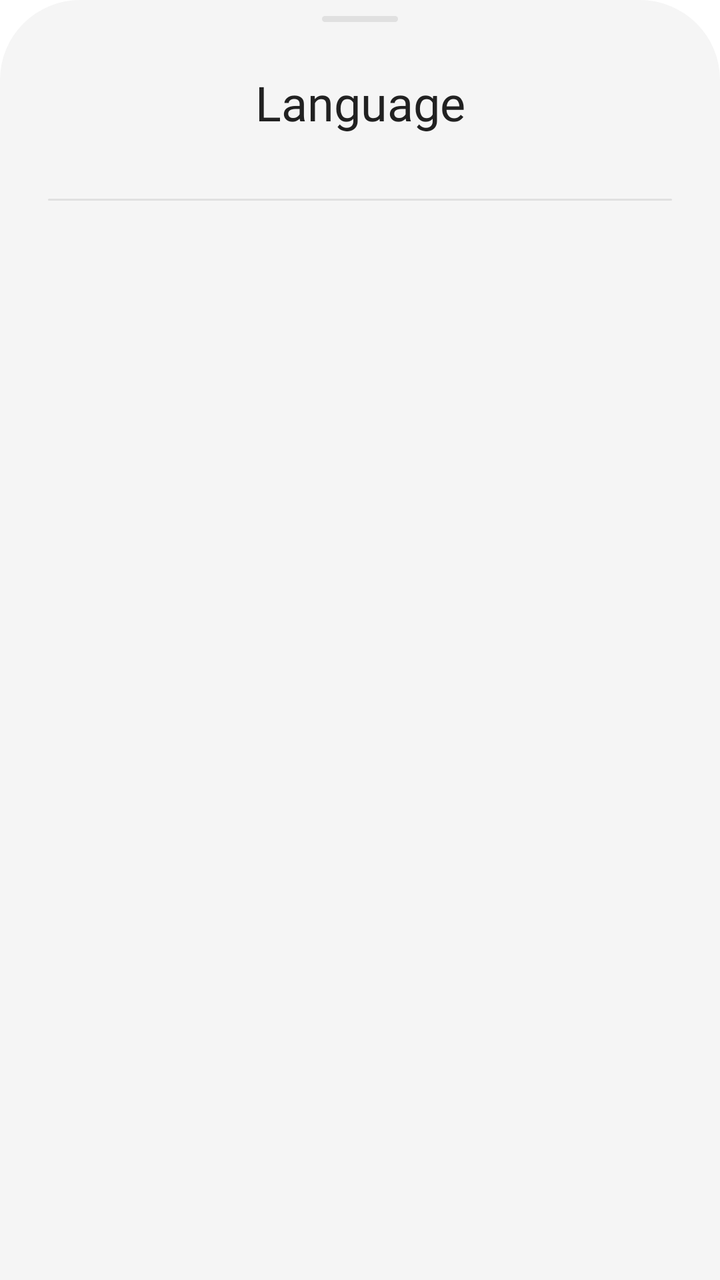
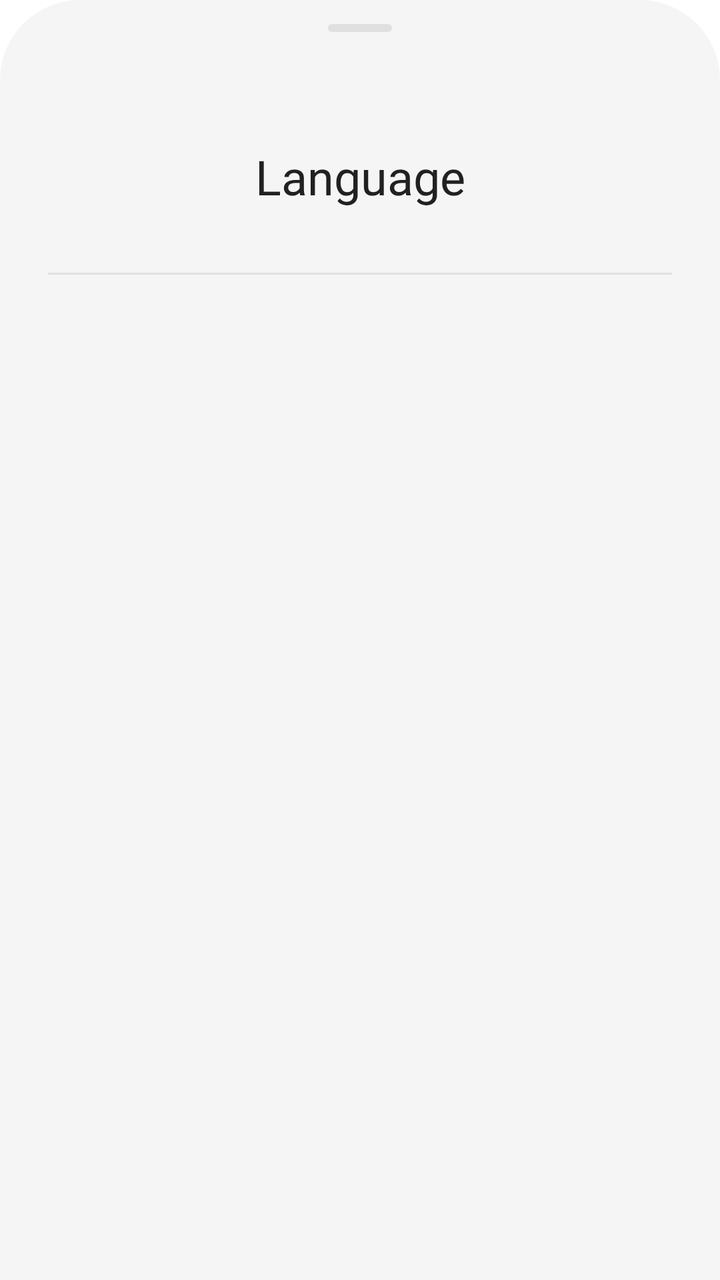

An Android layout rendered at two revisions. The XML below is the earlier revision; the diff shows what the commit changed to produce the second picture.
<!-- AndroidManifest.xml: application theme Theme.Movie -->
<!-- res/layout/layout_bottom_sheet_language.xml -->
<?xml version="1.0" encoding="utf-8"?>
<LinearLayout xmlns:android="http://schemas.android.com/apk/res/android"
    xmlns:app="http://schemas.android.com/apk/res-auto"
    xmlns:tools="http://schemas.android.com/tools"
    android:layout_width="match_parent"
    android:layout_height="match_parent"
    android:background="@drawable/background_bottom_sheet"
    android:orientation="vertical">

    <com.google.android.material.bottomsheet.BottomSheetDragHandleView
        android:layout_width="match_parent"
        android:layout_height="wrap_content" />

    <View
        android:layout_width="38dp"
        android:layout_height="3dp"
        android:layout_gravity="center_horizontal"
        android:layout_marginTop="8dp"
        android:background="@drawable/background_drag_bottom_sheet" />

    <TextView
        style="@style/text_24_700"
        android:layout_width="match_parent"
        android:layout_height="wrap_content"
        android:paddingVertical="24dp"
        android:text="@string/language"
        android:textAlignment="center"
        android:paddingHorizontal="24dp"
        android:textColor="?attr/text_color_head_1" />

    <View
        android:layout_width="match_parent"
        android:layout_height="1dp"
        android:layout_gravity="center_horizontal"
        android:layout_marginTop="8dp"
        android:layout_marginHorizontal="24dp"
        android:background="@drawable/background_drag_bottom_sheet" />

    <androidx.recyclerview.widget.RecyclerView
        android:id="@+id/recyclerView"
        android:layout_width="match_parent"
        android:layout_height="wrap_content"
        android:layout_marginTop="14dp"
        app:layoutManager="androidx.recyclerview.widget.LinearLayoutManager"
        tools:listitem="@layout/item_radio_option" />
</LinearLayout>
<!-- res/layout/item_radio_option.xml (included above) -->
<androidx.cardview.widget.CardView xmlns:android="http://schemas.android.com/apk/res/android"
    xmlns:app="http://schemas.android.com/apk/res-auto"
    android:layout_width="match_parent"
    android:layout_height="wrap_content"
    android:background="?attr/background"
    app:backgroundTint="@null"
    android:layout_marginHorizontal="24dp"
    android:layout_marginTop="10dp"
    app:cardCornerRadius="16dp">

    <RadioButton
        android:id="@+id/radio_auto"
        style="@style/text_18_700"
        android:layout_width="match_parent"
        android:layout_height="wrap_content"
        android:layout_margin="24dp"
        android:buttonTint="@color/orange"
        android:clickable="false"
        android:focusable="false"
        android:layoutDirection="rtl"
        android:text="@string/auto_follow_system"
        android:textColor="?attr/text_color_head_1" />
</androidx.cardview.widget.CardView>
<!-- resources referenced by this layout -->
<resources>
  <color name="orange">#FFFF6B2D</color>
  <!-- drawable background_bottom_sheet (drawable) -->
  <?xml version="1.0" encoding="utf-8"?>
  <layer-list xmlns:android="http://schemas.android.com/apk/res/android">
      
      <item>
          <shape android:shape="rectangle">
              <corners
                  android:topLeftRadius="40dp"
                  android:topRightRadius="40dp" />
              <solid android:color="?attr/color_background_second" />
          </shape>
      </item>
  
      
      <item
          android:bottom="1000dp"
          android:top="0dp"> 
          <shape android:shape="rectangle">
              <size android:height="1dp" />
              <solid android:color="?attr/color_background_300_dark" />
          </shape>
      </item>
  </layer-list>
  <!-- drawable background_drag_bottom_sheet (drawable) -->
  <?xml version="1.0" encoding="utf-8"?>
  <shape xmlns:android="http://schemas.android.com/apk/res/android">
      <solid android:color="?attr/color_background_300_dark" />
      <corners android:radius="100dp" />
  </shape>
  <string name="auto_follow_system">Auto (Follow System)</string>
  <string name="language">Language</string>
  <style name="text_18_700">
          <item name="android:textSize" tools:ignore="SpUsage">18dp</item>
          <item name="android:fontFamily">@font/urbanist_bold</item>
      </style>
  <style name="text_24_700">
          <item name="android:textSize" tools:ignore="SpUsage">24dp</item>
          <item name="android:fontFamily">@font/urbanist_bold</item>
      </style>
  <style name="Theme.Movie" parent="Theme.MaterialComponents.Light.NoActionBar">
          
          <item name="colorPrimary">@color/orange</item>
          <item name="colorPrimaryVariant">@color/white</item>
          <item name="background">@color/white</item>
          <item name="android:windowBackground">@color/white</item>
          <item name="colorOnPrimary">@color/white</item>
          
          <item name="colorSecondary">@color/white</item>
          <item name="colorSecondaryVariant">@color/white</item>
          <item name="colorOnSecondary">@color/white</item>
          
          <item name="android:statusBarColor">?attr/colorPrimaryVariant</item>
          
  
          <item name="color_background">@color/white</item>
          <item name="color_background_second">@color/gray_100</item>
          <item name="color_background_third">@color/white</item>
          <item name="color_background_div">@color/gray_200</item>
          <item name="color_background_button">@color/orange_100</item>
          <item name="color_background_button_status">@color/gray_400</item>
          <item name="color_background_300_dark">@color/gray_300</item>
  
          <item name="color_primary_orange">@color/orange</item>
          <item name="color_disable_orange">@color/orange_status</item>
  
          <item name="text_color_gray_subtitle">@color/gray_800</item>
          <item name="text_color_span">@color/gray_700</item>
          <item name="text_color_span_500">@color/gray_500</item>
          <item name="text_color_span_700_300">@color/gray_700</item>
          <item name="text_color_head_1">@color/gray_900</item>
          <item name="text_color_head_2">@color/gray_800</item>
          <item name="text_color_primary_orange">@color/orange</item>
          <item name="text_color_primary_white">@color/white</item>
          <item name="color_indicator">@color/gray_200</item>
      </style>
  <color name="white">#FFFFFFFF</color>
  <color name="gray_100">#FFF5F5F5</color>
  <color name="gray_200">#FFEEEEEE</color>
  <color name="orange_100">#FFFFE3D8</color>
  <color name="gray_400">#FFBDBDBD</color>
  <color name="gray_300">#FFE0E0E0</color>
  <color name="orange_status">#FFFF9B70</color>
  <color name="gray_800">#FF424242</color>
  <color name="gray_700">#FF616161</color>
  <color name="gray_500">#FF9E9E9E</color>
  <color name="gray_900">#FF212121</color>
</resources>

<!-- the commit's change to res/layout/layout_bottom_sheet_language.xml (unified diff, before → after) -->
@@ -9,14 +9,8 @@
 
     <com.google.android.material.bottomsheet.BottomSheetDragHandleView
         android:layout_width="match_parent"
-        android:layout_height="wrap_content" />
-
-    <View
-        android:layout_width="38dp"
-        android:layout_height="3dp"
-        android:layout_gravity="center_horizontal"
-        android:layout_marginTop="8dp"
-        android:background="@drawable/background_drag_bottom_sheet" />
+        android:layout_height="wrap_content"
+        app:tint="?attr/color_background_300_dark"/>
 
     <TextView
         style="@style/text_24_700"
<!-- resource entries referenced after the edit -->
@@ -40,7 +40,7 @@
           <item name="android:textSize" tools:ignore="SpUsage">24dp</item>
           <item name="android:fontFamily">@font/urbanist_bold</item>
       </style>
-  <style name="Theme.Movie" parent="Theme.MaterialComponents.Light.NoActionBar">
+  <style name="Theme.Movie" parent="Theme.Material3.Light.NoActionBar">
           
           <item name="colorPrimary">@color/orange</item>
           <item name="colorPrimaryVariant">@color/white</item>
